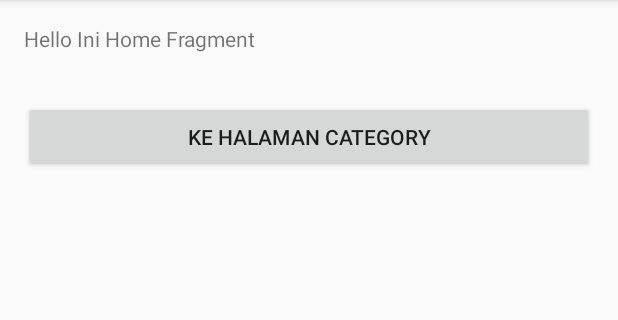
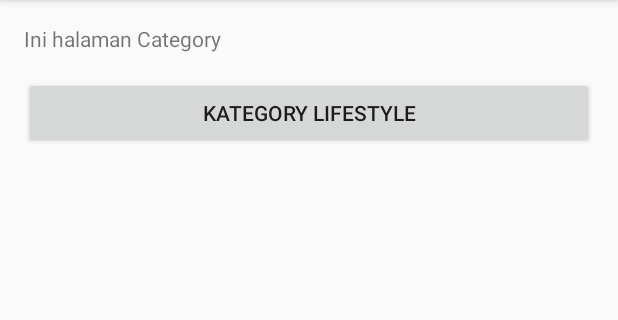
Before and after one commit to MashudiSudonym/BelajarAndroidKotlin-Fragment, an Android app: the screen it shows after launch (MainActivity), after a tap on "KE HALAMAN CATEGORY", on a phone screen of 412 x 824 dp, the part 84-404 px from its top. Run offline under Robolectric (Android 15) with nearby library versions, the phone set to English and light mode, and no system bars.

Commit message:
menambahkan Category Fragment

```diff
--- /dev/null
+++ b/app/src/main/java/com/example/masrobot/myflexiblefragmentkotlin/CategoryFragment.kt
@@ -0,0 +1,34 @@
+package com.example.masrobot.myflexiblefragmentkotlin
+
+
+import android.os.Bundle
+import android.support.v4.app.Fragment
+import android.view.LayoutInflater
+import android.view.View
+import android.view.ViewGroup
+import android.widget.Button
+import android.widget.Toast
+import kotlinx.android.synthetic.main.fragment_category.view.*
+import kotlinx.android.synthetic.main.fragment_home.view.*
+
+
+/**
+ * A simple [Fragment] subclass.
+ */
+class CategoryFragment : Fragment(), View.OnClickListener {
+
+    override fun onCreateView(inflater: LayoutInflater?, container: ViewGroup?,
+                              savedInstanceState: Bundle?): View? {
+        // Inflate the layout for this fragment
+        val view = inflater!!.inflate(R.layout.fragment_category, container, false)
+        view.btn_detail_category?.setOnClickListener(this)
+        return view
+    }
+
+    override fun onClick(v: View?) {
+        if (v?.id == R.id.btn_detail_category) {
+            Toast.makeText(activity, "Testing", Toast.LENGTH_SHORT).show()
+        }
+    }
+
+}// Required empty public constructor
--- a/app/src/main/java/com/example/masrobot/myflexiblefragmentkotlin/HomeFragment.kt
+++ b/app/src/main/java/com/example/masrobot/myflexiblefragmentkotlin/HomeFragment.kt
@@ -22,14 +22,20 @@ class HomeFragment : Fragment(), View.OnClickListener {
                               savedInstanceState: Bundle?): View? {
         // Inflate the layout for this fragment
         val view = inflater!!.inflate(R.layout.fragment_home, container, false)
-        val btnCategory = view.findViewById<View>(R.id.btn_category) as Button
+        val btnCategory = view.findViewById<Button>(R.id.btn_category)
         btnCategory.setOnClickListener(this)
         return view
     }
 
-    override fun onClick(v: View) {
-        if (v.id == R.id.btn_category) {
-            Toast.makeText(activity, "test", Toast.LENGTH_SHORT).show()
+    override fun onClick(v: View?) {
+        if (v?.id == R.id.btn_category) {
+            val mCategoryFragment = CategoryFragment()
+            val mFragmentManager = fragmentManager
+            val mFragmentTransaction = mFragmentManager.beginTransaction()
+            mFragmentTransaction.replace(R.id.frame_container, mCategoryFragment,
+                    mCategoryFragment.javaClass.simpleName)
+            mFragmentTransaction.addToBackStack(null)
+            mFragmentTransaction.commit()
         }
     }
 }// Required empty public constructor
--- a/app/src/main/java/com/example/masrobot/myflexiblefragmentkotlin/MainActivity.kt
+++ b/app/src/main/java/com/example/masrobot/myflexiblefragmentkotlin/MainActivity.kt
@@ -12,7 +12,7 @@ class MainActivity : AppCompatActivity() {
 
         val mFragmentManager = supportFragmentManager
         val mFragmentTransaction = mFragmentManager.beginTransaction()
-        val mHomeFragment= HomeFragment()
+        val mHomeFragment = HomeFragment()
         mFragmentTransaction.add(R.id.frame_container, mHomeFragment,
                 mHomeFragment.javaClass.simpleName)
 
--- /dev/null
+++ b/app/src/main/res/layout/fragment_category.xml
@@ -0,0 +1,20 @@
+<LinearLayout xmlns:android="http://schemas.android.com/apk/res/android"
+    xmlns:tools="http://schemas.android.com/tools"
+    android:layout_width="match_parent"
+    android:layout_height="match_parent"
+    android:orientation="vertical"
+    android:padding="@dimen/activity_padding"
+    tools:context="com.example.masrobot.myflexiblefragmentkotlin.CategoryFragment">
+
+    <TextView
+        android:layout_width="match_parent"
+        android:layout_height="wrap_content"
+        android:text="@string/ini_halaman_category"
+        android:layout_marginBottom="@dimen/activity_horizontal_margin" />
+    <Button
+        android:id="@+id/btn_detail_category"
+        android:layout_width="match_parent"
+        android:layout_height="wrap_content"
+        android:text="@string/kategory_lifestyle" />
+
+</LinearLayout>
--- a/app/src/main/res/values/dimens.xml
+++ b/app/src/main/res/values/dimens.xml
@@ -2,4 +2,5 @@
 <resources>
     <dimen name="activity_horizontal_margin">16dp</dimen>
     <dimen name="activity_vertical_margin">16dp</dimen>
+    <dimen name="activity_padding">16dp</dimen>
 </resources>
--- a/app/src/main/res/values/strings.xml
+++ b/app/src/main/res/values/strings.xml
@@ -5,4 +5,6 @@
     <string name="hello_blank_fragment">Hello blank fragment</string>
     <string name="hello_ini_home_fragment">Hello Ini Home Fragment</string>
     <string name="ke_halaman_category">Ke Halaman Category</string>
+    <string name="ini_halaman_category">Ini halaman Category</string>
+    <string name="kategory_lifestyle">Kategory Lifestyle</string>
 </resources>
```
